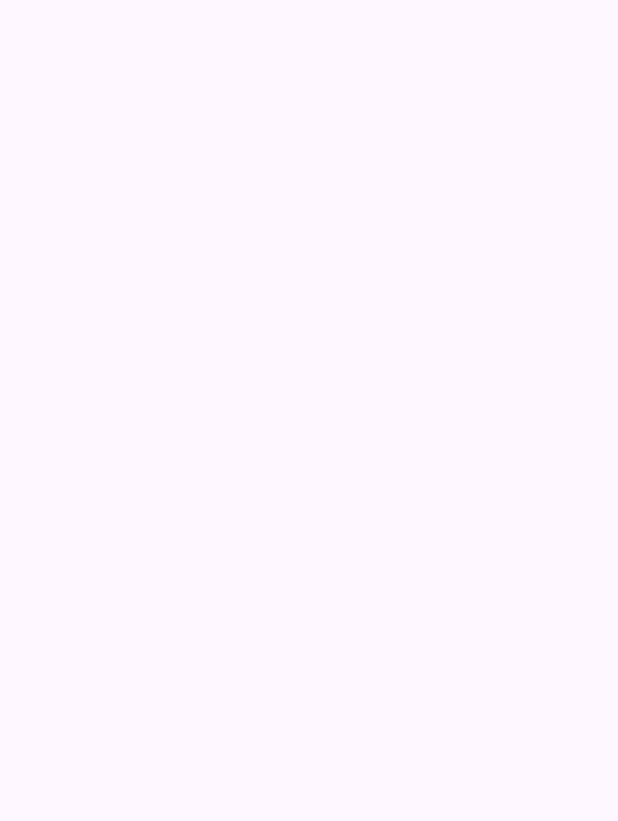
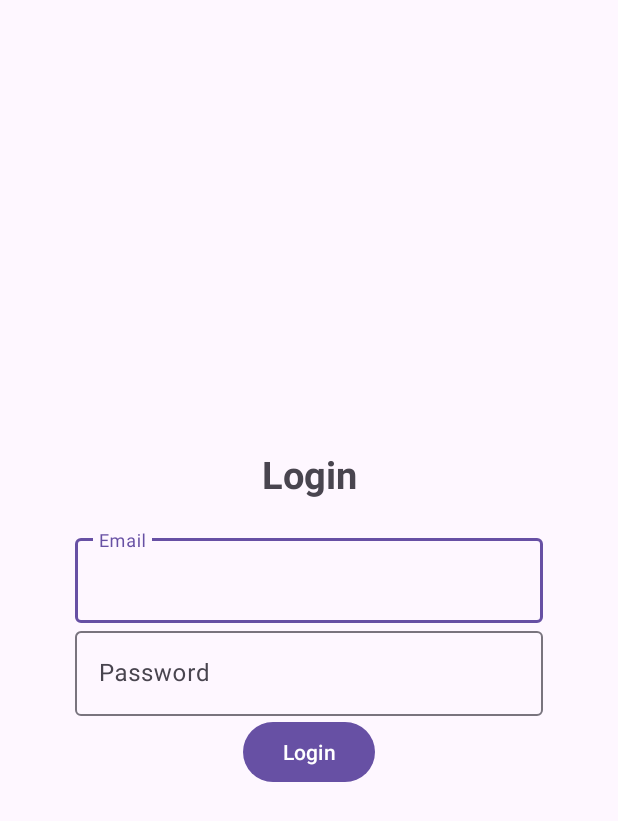
Before and after one commit to dnydlk/group-project-duolikun-daniya, an Android app: the screen it shows after launch (Login), on a phone screen of 412 x 824 dp. Before the commit the part shown is empty. Shown: the top 821 px of the screen. Run offline under Robolectric (Android 15) with nearby library versions, the phone set to English and light mode, and no system bars.

Commit message:
Designed activity_login.xml

```diff
--- a/app/src/main/res/layout/activity_login.xml
+++ b/app/src/main/res/layout/activity_login.xml
@@ -1,9 +1,52 @@
 <?xml version="1.0" encoding="utf-8"?>
-<androidx.constraintlayout.widget.ConstraintLayout xmlns:android="http://schemas.android.com/apk/res/android"
-    xmlns:app="http://schemas.android.com/apk/res-auto"
+<LinearLayout xmlns:android="http://schemas.android.com/apk/res/android"
     xmlns:tools="http://schemas.android.com/tools"
     android:layout_width="match_parent"
     android:layout_height="match_parent"
+    android:gravity="center"
+    android:orientation="vertical"
+    android:padding="50dp"
     tools:context=".Login">
 
-</androidx.constraintlayout.widget.ConstraintLayout>
+    <!-- Login text-->
+    <TextView
+        android:layout_width="match_parent"
+        android:layout_height="wrap_content"
+        android:layout_marginBottom="20sp"
+        android:gravity="center"
+        android:text="@string/login"
+        android:textSize="25sp"
+        android:textStyle="bold" />
+
+    <!-- Email input -->
+    <com.google.android.material.textfield.TextInputLayout
+        android:layout_width="match_parent"
+        android:layout_height="wrap_content">
+
+        <com.google.android.material.textfield.TextInputEditText
+            android:id="@+id/email"
+            android:layout_width="match_parent"
+            android:layout_height="wrap_content"
+            android:hint="@string/email" />
+    </com.google.android.material.textfield.TextInputLayout>
+
+    <!-- Password input -->
+    <com.google.android.material.textfield.TextInputLayout
+        android:layout_width="match_parent"
+        android:layout_height="wrap_content">
+
+        <com.google.android.material.textfield.TextInputEditText
+            android:id="@+id/password"
+            android:layout_width="match_parent"
+            android:layout_height="wrap_content"
+            android:hint="@string/password" />
+    </com.google.android.material.textfield.TextInputLayout>
+
+    <!-- Button -->
+    <Button
+        android:id="@+id/login_btn"
+        android:text="@string/login"
+        android:layout_width="wrap_content"
+        android:layout_height="wrap_content" />
+
+</LinearLayout>
--- a/app/src/main/res/values/strings.xml
+++ b/app/src/main/res/values/strings.xml
@@ -1,3 +1,6 @@
 <resources>
     <string name="app_name">group-project-group-duolikun-daniya</string>
+    <string name="login">Login</string>
+    <string name="email">Email</string>
+    <string name="password">Password</string>
 </resources>
```
